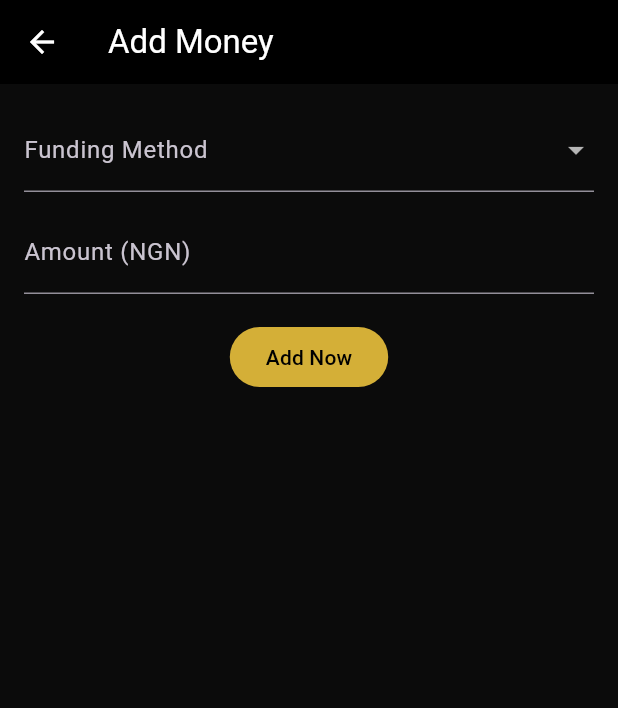
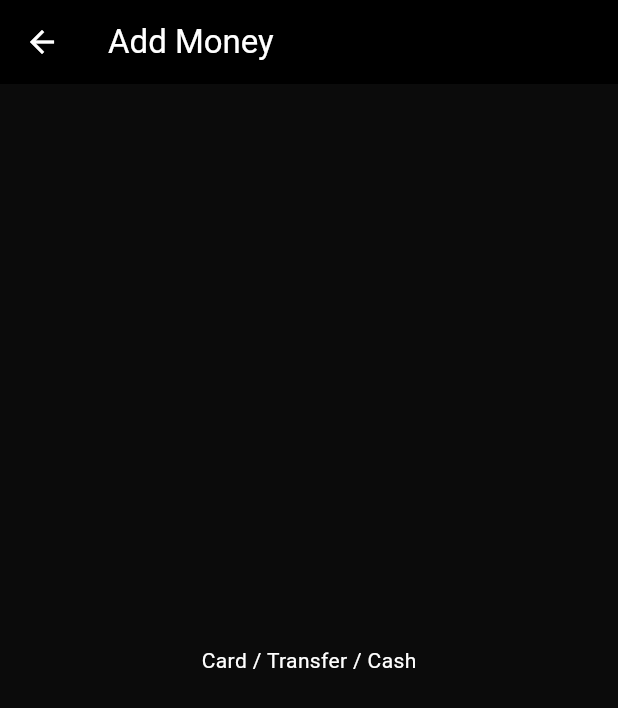
Before and after one commit to Tether-creator/zeus_app_premium, a Flutter app: the AddMoneyScreen screen opened by its route, on a phone screen of 412 x 824 dp. Shown: the top 708 px of the screen. Run offline on Flutter 3.47's test engine with Material 3 defaults, Android fonts, the phone set to English and light mode, and no system bars; our stand-ins replace pdf, printing.

Commit message:
Update add_money_screen.dart

```diff
--- a/lib/screens/add_money_screen.dart
+++ b/lib/screens/add_money_screen.dart
@@ -1,56 +1,7 @@
 import 'package:flutter/material.dart';
-
-class AddMoneyScreen extends StatefulWidget {
+class AddMoneyScreen extends StatelessWidget {
+  const AddMoneyScreen({super.key});
   static const route = '/add-money';
-  const AddMoneyScreen({super.key});
-
   @override
-  State<AddMoneyScreen> createState() => _AddMoneyScreenState();
+  Widget build(BuildContext context) => Scaffold(appBar: AppBar(title: const Text('Add Money')), body: const Center(child: Text('Card / Transfer / Cash')));
 }
-
-class _AddMoneyScreenState extends State<AddMoneyScreen> {
-  final _formKey = GlobalKey<FormState>();
-  final _amountCtrl = TextEditingController();
-  String _method = 'Bank Card';
-
-  void _submit() {
-    if (!_formKey.currentState!.validate()) return;
-    ScaffoldMessenger.of(context).showSnackBar(
-      SnackBar(content: Text('Add money via $_method submitted (mocked).')),
-    );
-  }
-
-  @override
-  Widget build(BuildContext context) {
-    return Scaffold(
-      appBar: AppBar(title: const Text('Add Money')),
-      body: Padding(
-        padding: const EdgeInsets.all(16),
-        child: Form(
-          key: _formKey,
-          child: Column(
-            children: [
-              DropdownButtonFormField<String>(
-                value: _method,
-                items: const ['Bank Card (OTP)', 'Bank Transfer', 'Cash Deposit']
-                    .map((m) => DropdownMenuItem(value: m, child: Text(m)))
-                    .toList(),
-                onChanged: (v) => setState(() => _method = v!),
-                decoration: const InputDecoration(labelText: 'Funding Method'),
-              ),
-              const SizedBox(height: 12),
-              TextFormField(
-                controller: _amountCtrl,
-                keyboardType: TextInputType.number,
-                decoration: const InputDecoration(labelText: 'Amount (NGN)'),
-                validator: (v) => (double.tryParse(v ?? '') ?? 0) > 0 ? null : 'Enter amount',
-              ),
-              const SizedBox(height: 18),
-              FilledButton(onPressed: _submit, child: const Text('Add Now')),
-            ],
-          ),
-        ),
-      ),
-    );
-  }
-}
```
